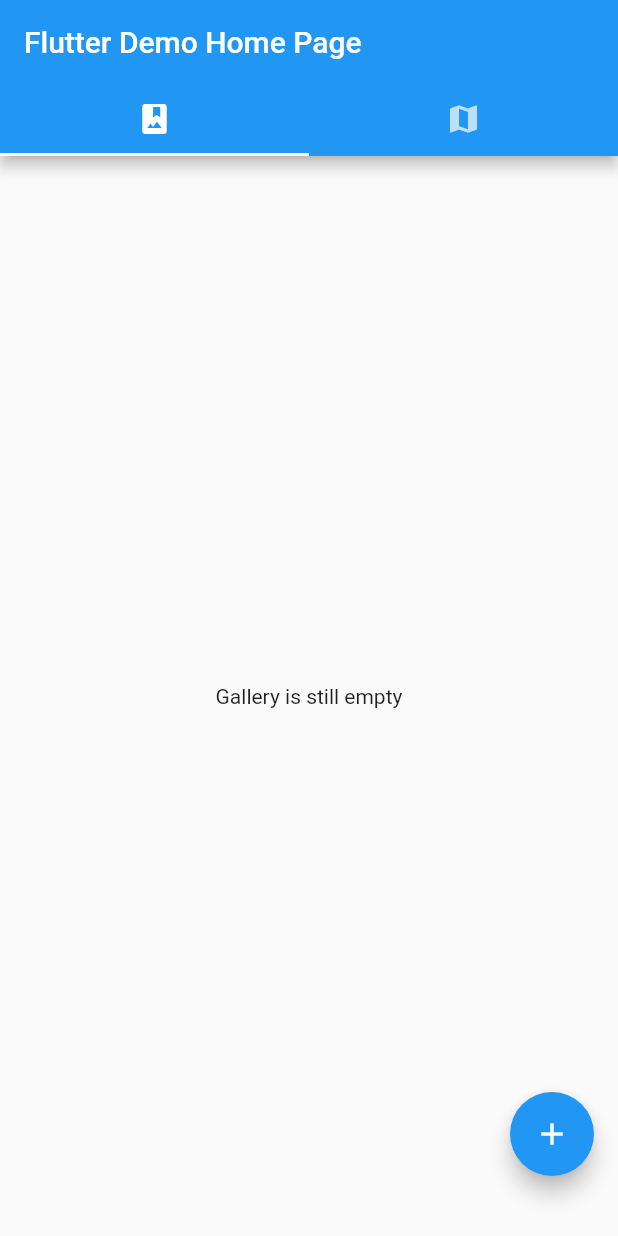
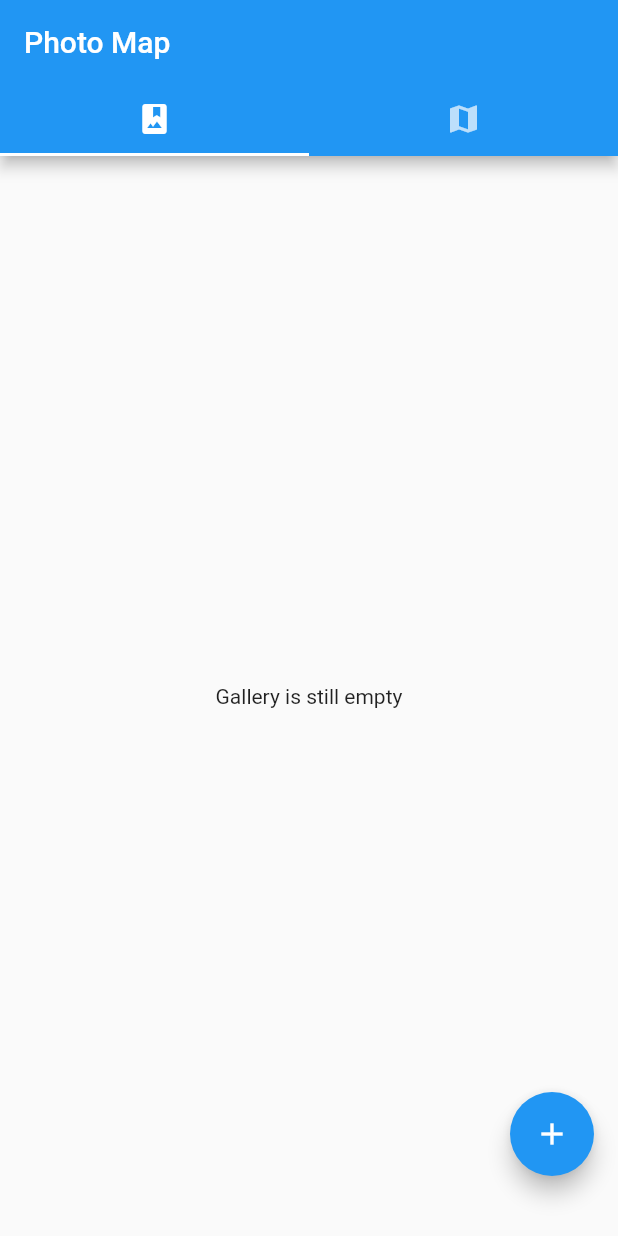
Before and after one commit to ihar-paliashchuk/PhotoMap, a Flutter app: the screen it shows after launch, on a phone screen of 412 x 824 dp. Run offline on Flutter 3.47's test engine with Material 2 defaults, Android fonts, the phone set to English and light mode, and no system bars; our stand-ins replace cloud_firestore, dartz, equatable, firebase_core, firebase_storage, flutter_bloc and 2 more; missing offline and left inert: firebase_app_check; accounts and stored records are empty.

Commit message:
chore: connect core with config to modules

```diff
--- a/core/lib/config/config.dart
+++ b/core/lib/config/config.dart
@@ -7,3 +7,7 @@ const String userPhotos = 'user_photos';
 // Firebase Storage
 
 const String photoPholder = 'images/image-';
+
+// app
+
+const String appName = 'Photo Map';
--- a/data/lib/repository/photo_repository_impl.dart
+++ b/data/lib/repository/photo_repository_impl.dart
@@ -1,4 +1,5 @@
 import 'package:cloud_firestore/cloud_firestore.dart';
+import 'package:core/config/config.dart';
 import 'package:dartz/dartz.dart';
 import 'package:data/datasource/photo_remote_data_source.dart';
 import 'package:data/model/photos_dto.dart';
@@ -19,7 +20,7 @@ class PhotoRepositoryImpl implements PhotoRepository {
     try {
       final userDocumentSnapshot = await photoDataSource.getAllPhotos(userId);
       final photosSnapshot =
-          await userDocumentSnapshot.reference.collection('items').get();
+          await userDocumentSnapshot.reference.collection(userPhotos).get();
 
       return Right(mapPhotos(photosSnapshot.docs, photosMapper));
     } on PhotosCollectionException {
@@ -33,7 +34,7 @@ class PhotoRepositoryImpl implements PhotoRepository {
     try {
       final userDocumentSnapshot = await photoDataSource.getAllPhotos(userId);
       final photosSnapshot =
-          await userDocumentSnapshot.reference.collection('items').get();
+          await userDocumentSnapshot.reference.collection(userPhotos).get();
 
       final result = photosSnapshot.docs.where((value) {
         return value.data()['latitude'] == latitude &&
--- a/data/pubspec.yaml
+++ b/data/pubspec.yaml
@@ -19,6 +19,8 @@ dependencies:
 
   domain:
     path: ../domain
+  core:
+    path: ../core
 
 dev_dependencies:
   flutter_test:
--- a/presentation/lib/app.dart
+++ b/presentation/lib/app.dart
@@ -1,5 +1,6 @@
 library presentation;
 
+import 'package:core/config/config.dart';
 import 'package:data/mapper/photos_mapper.dart';
 import 'package:domain/usecase/get_photos_with_params_usecase.dart';
 import 'package:domain/usecase/upload_photos_usecase.dart';
@@ -27,13 +28,13 @@ class App extends StatelessWidget {
         GetAllPhotosUseCase(repository),
         GetPhotosWithParamsUseCase(repository),
         UploadPhotosUseCase(repository),
-      )..add(const GetPhotosEvent(userId: "1234")),
+      )..add(const GetPhotosEvent(userId: userId)),
       child: MaterialApp(
-        title: 'Photo Map',
+        title: appName,
         theme: ThemeData(
           primarySwatch: Colors.blue,
         ),
-        home: const HomePage(title: 'Flutter Demo Home Page'),
+        home: const HomePage(title: appName),
       ),
     );
   }
--- a/presentation/lib/pages/add_photo.dart
+++ b/presentation/lib/pages/add_photo.dart
@@ -1,4 +1,5 @@
 import 'dart:io';
+import 'package:core/config/config.dart';
 import 'package:domain/entity/upload_photos_request.dart';
 import 'package:flutter/foundation.dart';
 import 'package:flutter/material.dart';
@@ -50,7 +51,7 @@ class _AddPhotoState extends State<AddPhotoPage> {
         stateWidget = const Center(child: Text("Error"));
       } else if (state is UploadPhotosSuccess) {
         BlocProvider.of<PhotosBloc>(context)
-            .add(const GetPhotosEvent(userId: '1234'));
+            .add(const GetPhotosEvent(userId: userId));
         SchedulerBinding.instance?.addPostFrameCallback((_) {
           Navigator.of(context).pop();
         });
--- a/presentation/lib/pages/map.dart
+++ b/presentation/lib/pages/map.dart
@@ -1,3 +1,4 @@
+import 'package:core/config/config.dart';
 import 'package:domain/entity/photos.dart';
 import 'package:flutter/foundation.dart';
 import 'package:flutter/gestures.dart';
@@ -82,7 +83,7 @@ class _MapPageState extends State<MapPage> {
 
   void _openPhotos(Photos spotos) {
     BlocProvider.of<PhotosBloc>(context).add(GetPhotosByLocationEvent(
-        userId: "1234",
+        userId: userId,
         latitude: spotos.latitude,
         longitude: spotos.longitude));
     DefaultTabController.of(context)?.animateTo(0);
--- a/presentation/pubspec.yaml
+++ b/presentation/pubspec.yaml
@@ -28,6 +28,8 @@ dependencies:
     path: ../data
   domain:
     path: ../domain
+  core:
+    path: ../core
 
 dev_dependencies:
   flutter_test:
```
Also changed, not shown: data/lib/datasource/photo_remote_data_source.dart (+6 -5 lines), data/pubspec.lock, presentation/pubspec.lock, pubspec.lock.
